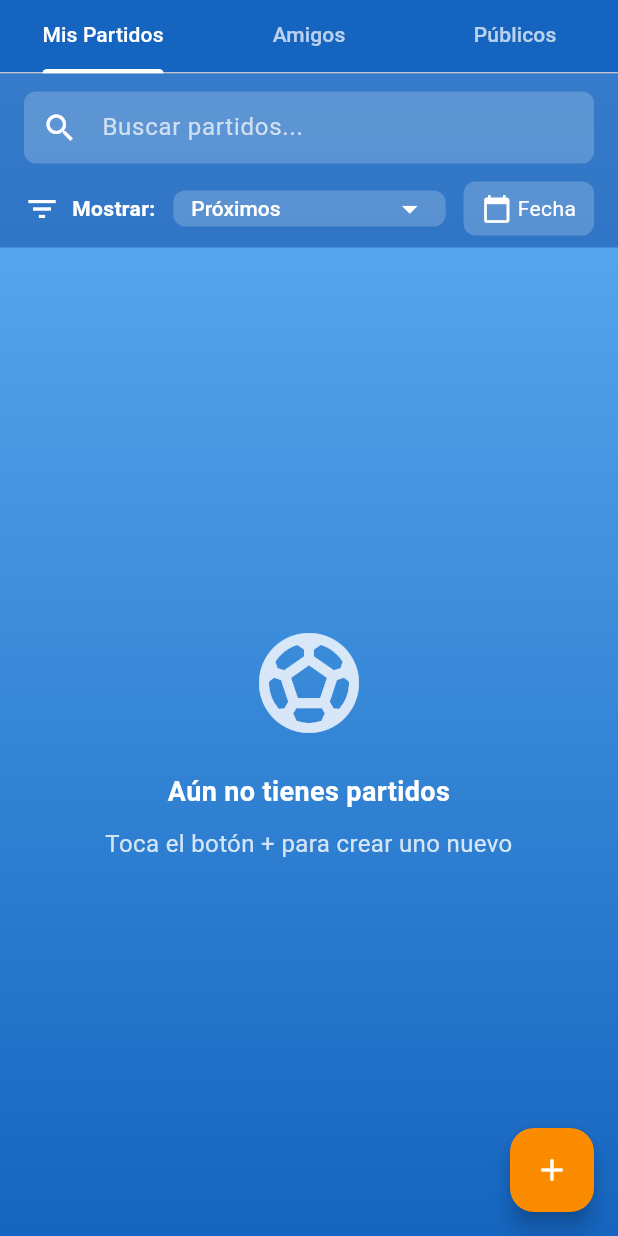
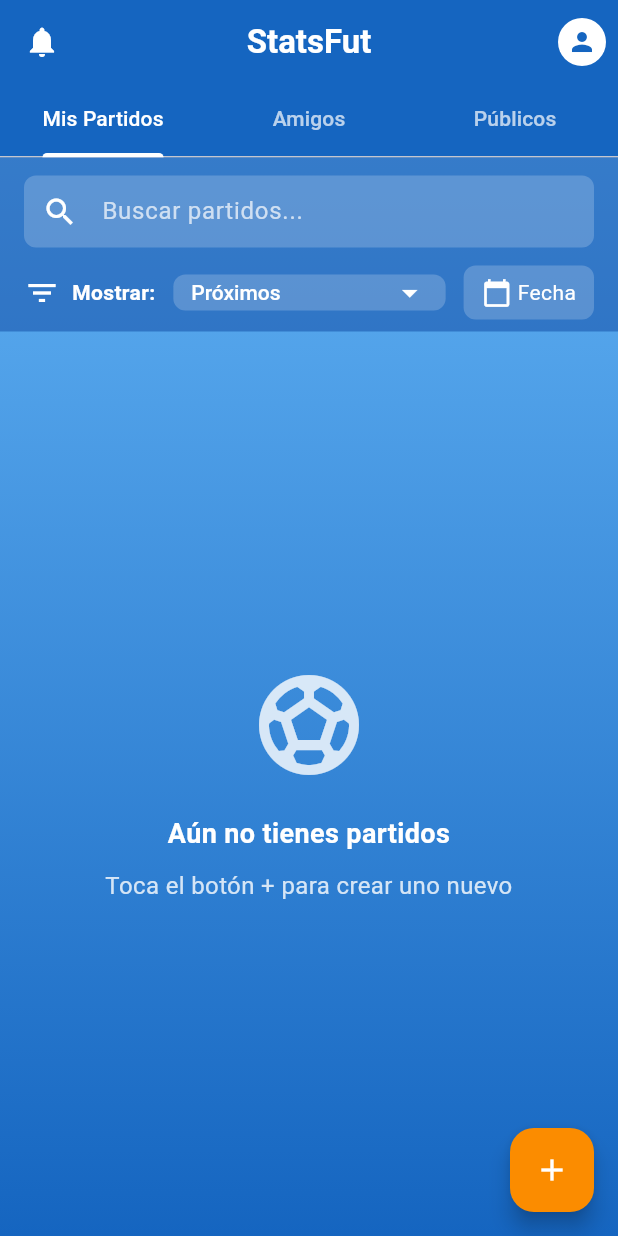
Before and after one commit to Ertiosanluci/StatsfootPRO, a Flutter app: the MatchListScreen screen opened by its route, on a phone screen of 412 x 824 dp. Run offline on Flutter 3.47's test engine with Material 3 defaults, Android fonts, the light colour scheme and no system bars; our stand-ins replace app_links, file_picker, fl_chart, flutter_riverpod, fluttertoast, image_picker and 2 more; missing offline and left inert: onesignal_flutter; accounts and stored records are empty; Roboto replaces fonts that are missing (Poppins).

Commit message:
pantalla de estadisticas buena, cambiada en la pantalla de inicio

```diff
--- a/lib/match_list.dart
+++ b/lib/match_list.dart
@@ -3,18 +3,20 @@ import 'package:flutter/services.dart';
 import 'package:supabase_flutter/supabase_flutter.dart';
 import 'package:share_plus/share_plus.dart';
 import 'package:intl/intl.dart';
+import 'package:flutter_riverpod/flutter_riverpod.dart';
 import 'package:statsfoota/widgets/invite_friends_dialog.dart';
+import 'package:statsfoota/features/notifications/presentation/controllers/notification_controller.dart';
 import 'create_match.dart';
 import 'match_details_screen.dart';
 import 'team_management_screen.dart';
 import 'utils/match_operations.dart';
 
-class MatchListScreen extends StatefulWidget {
+class MatchListScreen extends ConsumerStatefulWidget {
   @override
   _MatchListScreenState createState() => _MatchListScreenState();
 }
 
-class _MatchListScreenState extends State<MatchListScreen> with SingleTickerProviderStateMixin {
+class _MatchListScreenState extends ConsumerState<MatchListScreen> with SingleTickerProviderStateMixin {
   // Controller para el campo de búsqueda
   final TextEditingController _searchController = TextEditingController();
   final SupabaseClient supabase = Supabase.instance.client;
@@ -63,6 +65,11 @@ class _MatchListScreenState extends State<MatchListScreen> with SingleTickerProv
           }
         }
       }
+    });
+
+    // Cargar notificaciones
+    Future.microtask(() {
+      ref.read(notificationControllerProvider.notifier).loadNotifications();
     });
 
     _fetchMatches();
@@ -607,6 +614,10 @@ Hora: $formattedTime
   }
   @override
   Widget build(BuildContext context) {
+    // Obtener el estado de las notificaciones usando Riverpod
+    final notificationState = ref.watch(notificationControllerProvider);
+    final unreadCount = notificationState.unreadCount;
+
     return Scaffold(
       appBar: _isSelectionMode
       ? AppBar(
@@ -628,7 +639,73 @@ Hora: $formattedTime
             ),
           ],
         )
-      : null,
+      : AppBar(
+          title: Text(
+            'StatsFut',
+            style: TextStyle(
+              color: Colors.white,
+              fontWeight: FontWeight.bold,
+              fontSize: 22,
+            ),
+          ),
+          centerTitle: true,
+          backgroundColor: Colors.blue.shade800,
+          automaticallyImplyLeading: false,
+          actions: [
+            IconButton(
+              icon: CircleAvatar(
+                radius: 16,
+                backgroundColor: Colors.white,
+                child: Icon(
+                  Icons.person,
+                  color: Colors.blue.shade800,
+                  size: 20,
+                ),
+              ),
+              onPressed: () {
+                // Acción para perfil de usuario
+              },
+            ),
+          ],
+          leading: Stack(
+            alignment: Alignment.center,
+            children: [
+              IconButton(
+                icon: Icon(Icons.notifications, color: Colors.white),
+                onPressed: () {
+                  // Acción para notificaciones
+                  // Recargar notificaciones al presionar
+                  ref.read(notificationControllerProvider.notifier).loadNotifications();
+                },
+              ),
+              if (unreadCount > 0)
+                Positioned(
+                  top: 8,
+                  right: 8,
+                  child: Container(
+                    padding: EdgeInsets.all(2),
+                    decoration: BoxDecoration(
+                      color: Colors.red,
+                      borderRadius: BorderRadius.circular(10),
+                    ),
+                    constraints: BoxConstraints(
+                      minWidth: 16,
+                      minHeight: 16,
+                    ),
+                    child: Text(
+                      '$unreadCount',
+                      style: TextStyle(
+                        color: Colors.white,
+                        fontSize: 10,
+                        fontWeight: FontWeight.bold,
+                      ),
+                      textAlign: TextAlign.center,
+                    ),
+                  ),
+                ),
+            ],
+          ),
+        ),
       body: SafeArea(
         child: Container(
           decoration: BoxDecoration(
--- a/lib/user_menu.dart
+++ b/lib/user_menu.dart
@@ -377,7 +377,7 @@ class _UserMenuScreenState extends ConsumerState<UserMenuScreen> with SingleTick
           onTap: () {
             Navigator.push(
               context,
-              MaterialPageRoute(builder: (context) => PlayerStatsGraphScreen()),
+              MaterialPageRoute(builder: (context) => MyStatisticsScreen()),
             );
           },
         ),
```
Also changed, not shown: lib/match_list_fixed.dart (deleted, +0 -238 lines), 1 other file.
